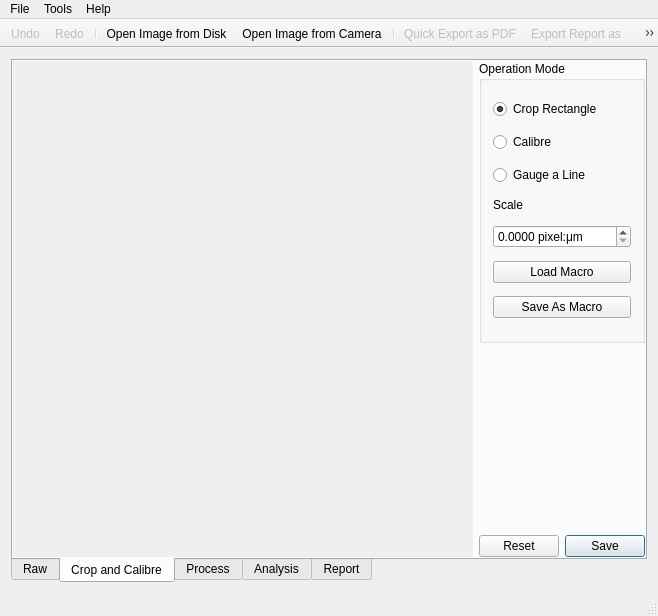
The window that gui/mainwindow.ui (librehat/caiga) describes before a commit, drawn with Qt 5.
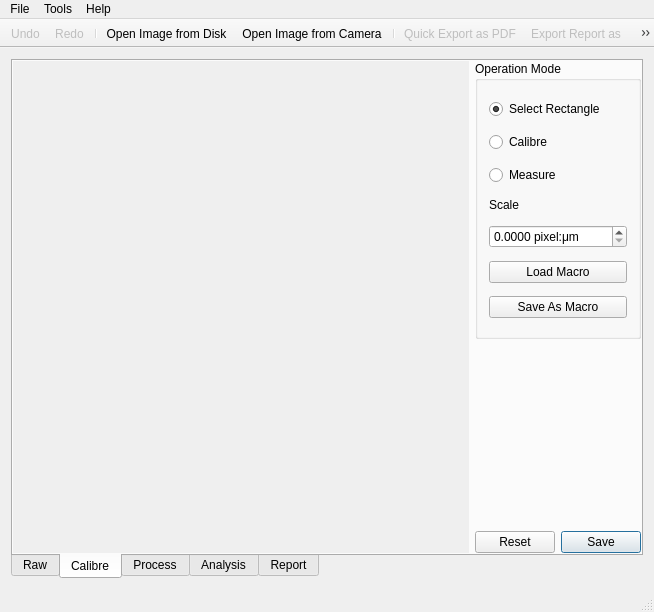
The same window after the commit. The open tabs and pages were chosen to show the change. Icons and pictures are not drawn. Custom widgets are drawn as their Qt base class.

Commit message: add icons to some buttons and menus. and rename crop and calibre to calibre. along with other renames.

The edit to the form file:
```diff
--- a/gui/mainwindow.ui
+++ b/gui/mainwindow.ui
@@ -6,8 +6,8 @@
    <rect>
     <x>0</x>
     <y>0</y>
-    <width>658</width>
-    <height>616</height>
+    <width>654</width>
+    <height>612</height>
    </rect>
   </property>
   <property name="sizePolicy">
@@ -66,7 +66,7 @@
       </widget>
       <widget class="QWidget" name="ccTab">
        <attribute name="title">
-        <string>Crop and Calibre</string>
+        <string>Calibre</string>
        </attribute>
        <layout class="QGridLayout" name="gridLayout_3">
         <property name="leftMargin">
@@ -149,7 +149,10 @@
            <item>
             <widget class="QRadioButton" name="cropRectRadio">
              <property name="text">
-              <string>Crop Rectangle</string>
+              <string>Select Rectangle</string>
+             </property>
+             <property name="icon">
+              <iconset theme="select-rectangular"/>
              </property>
              <property name="checked">
               <bool>true</bool>
@@ -172,7 +175,10 @@
            <item>
             <widget class="QRadioButton" name="gaugeRadio">
              <property name="text">
-              <string>Gauge a Line</string>
+              <string>Measure</string>
+             </property>
+             <property name="icon">
+              <iconset theme="measure"/>
              </property>
              <attribute name="buttonGroup">
               <string notr="true">buttonGroup</string>
@@ -247,8 +253,8 @@
             <rect>
              <x>0</x>
              <y>0</y>
-             <width>100</width>
-             <height>30</height>
+             <width>466</width>
+             <height>490</height>
             </rect>
            </property>
            <layout class="QHBoxLayout" name="horizontalLayout_3">
@@ -722,8 +728,8 @@
     <rect>
      <x>0</x>
      <y>0</y>
-     <width>658</width>
-     <height>21</height>
+     <width>654</width>
+     <height>22</height>
     </rect>
    </property>
    <widget class="QMenu" name="menuProject">
```
Left out of the diff: 132 changed lines with no effect on the pictures. The commit also changes 20 other files.
